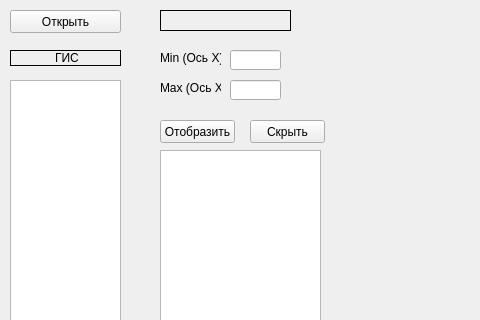
Old version of the form mainwindow.ui in the repository Dr-Faizmeister/visualize-from-csv; both pictures show x 0 to 480 and y 0 to 320 of the 653 by 554 pixel window.
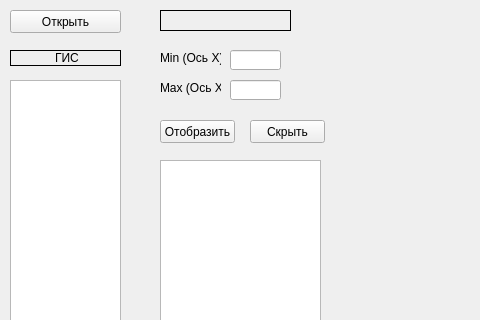
New version of the form. Custom widgets are drawn as their Qt base class.

```diff
--- a/mainwindow.ui
+++ b/mainwindow.ui
@@ -131,16 +131,6 @@
      <string>Скрыть</string>
     </property>
    </widget>
-   <widget class="QTableView" name="tableView">
-    <property name="geometry">
-     <rect>
-      <x>160</x>
-      <y>150</y>
-      <width>161</width>
-      <height>381</height>
-     </rect>
-    </property>
-   </widget>
    <widget class="QChartView" name="vchrt" native="true">
     <property name="geometry">
      <rect>
@@ -164,6 +154,16 @@
      </rect>
     </property>
    </widget>
+   <widget class="QTableView" name="tableView">
+    <property name="geometry">
+     <rect>
+      <x>160</x>
+      <y>160</y>
+      <width>161</width>
+      <height>371</height>
+     </rect>
+    </property>
+   </widget>
   </widget>
   <widget class="QStatusBar" name="statusBar"/>
  </widget>
```
Left out of the diff: 5 changed lines with no effect on the pictures.
